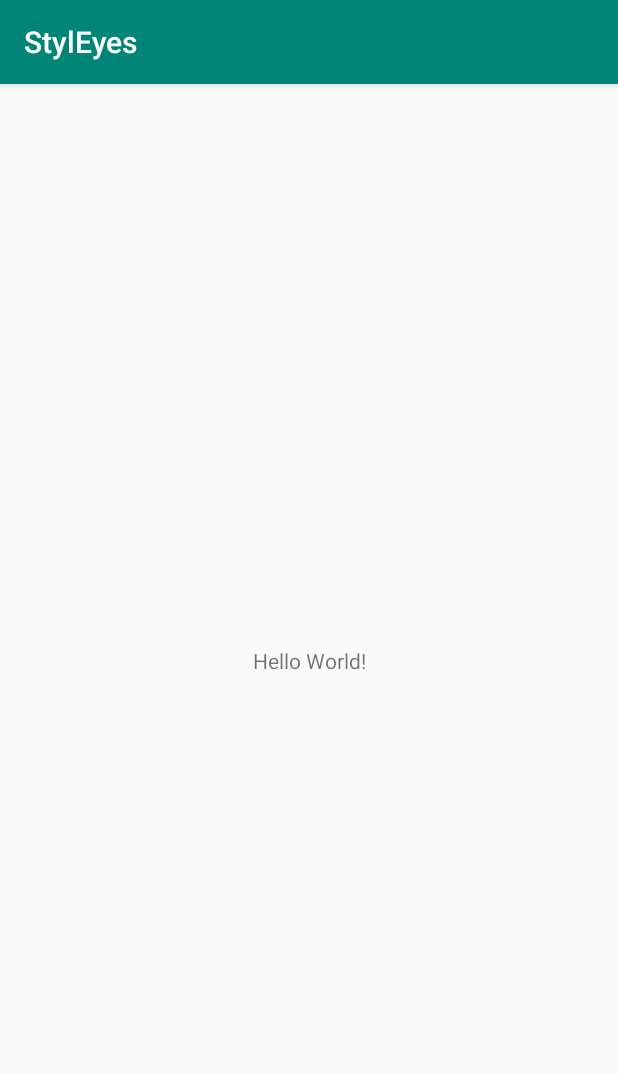
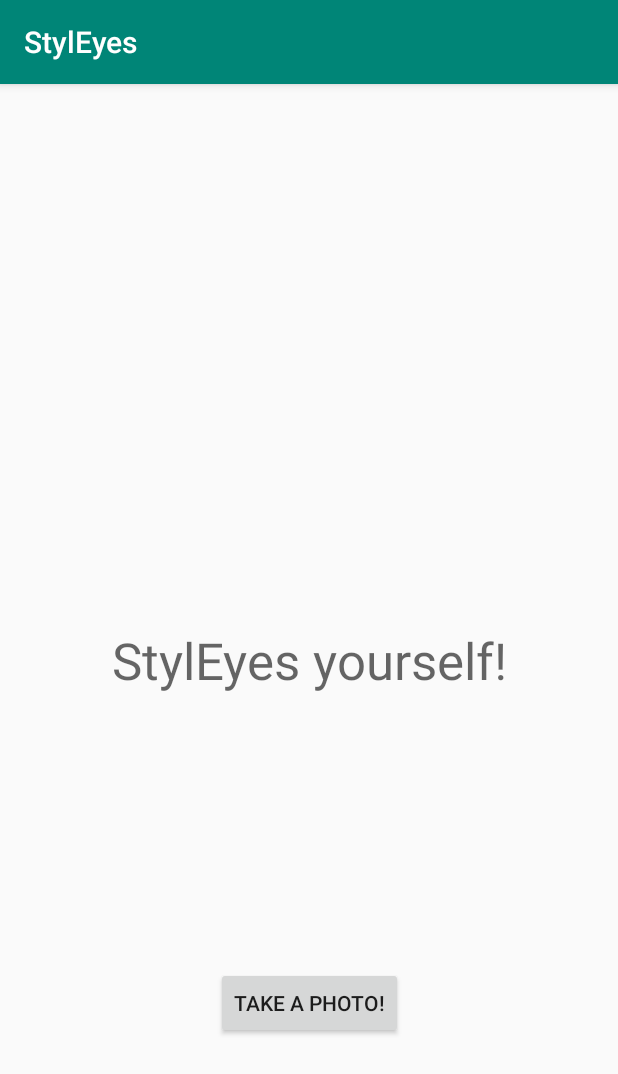
Before and after one commit to ablondal/Styl_Eyes, an Android app: the screen it shows after launch (MainActivity), on a phone screen of 412 x 824 dp. Shown: the top 1074 px of the screen. Run offline under Robolectric (Android 15) with nearby library versions, the phone set to English and light mode, and no system bars.

Commit message:
Added Take Photo Button, added take photo functionality, along with functionality for saving the photo in Android/data/com.example.styleyes/Images Photo button should be happily located at bottom of screen

```diff
--- a/app/src/main/res/layout/activity_main.xml
+++ b/app/src/main/res/layout/activity_main.xml
@@ -7,12 +7,29 @@
     tools:context=".MainActivity">
 
     <TextView
+        android:id="@+id/textView"
         android:layout_width="wrap_content"
         android:layout_height="wrap_content"
-        android:text="Hello World!"
+        android:text="StylEyes yourself!"
+        android:textAppearance="@style/TextAppearance.AppCompat.Display1"
         app:layout_constraintBottom_toBottomOf="parent"
         app:layout_constraintLeft_toLeftOf="parent"
         app:layout_constraintRight_toRightOf="parent"
         app:layout_constraintTop_toTopOf="parent" />
 
+    <Button
+        android:id="@+id/button"
+        android:layout_width="wrap_content"
+        android:layout_height="wrap_content"
+        android:layout_marginStart="142dp"
+        android:layout_marginLeft="142dp"
+        android:layout_marginTop="182dp"
+        android:layout_marginEnd="142dp"
+        android:layout_marginRight="142dp"
+        android:onClick="takePhoto"
+        android:text="Take a photo!"
+        app:layout_constraintEnd_toEndOf="parent"
+        app:layout_constraintStart_toStartOf="parent"
+        app:layout_constraintTop_toBottomOf="@+id/textView" />
+
 </androidx.constraintlayout.widget.ConstraintLayout>
--- /dev/null
+++ b/app/src/main/res/xml/file_paths.xml
@@ -0,0 +1,4 @@
+<?xml version="1.0" encoding="utf-8"?>
+<paths>
+    <external-files-path name="my_images" path="/" />
+</paths>
```
Also changed, not shown: app/src/main/AndroidManifest.xml (+10 -0 lines), app/src/main/java/com/example/styleyes/MainActivity.java (+55 -0 lines).
